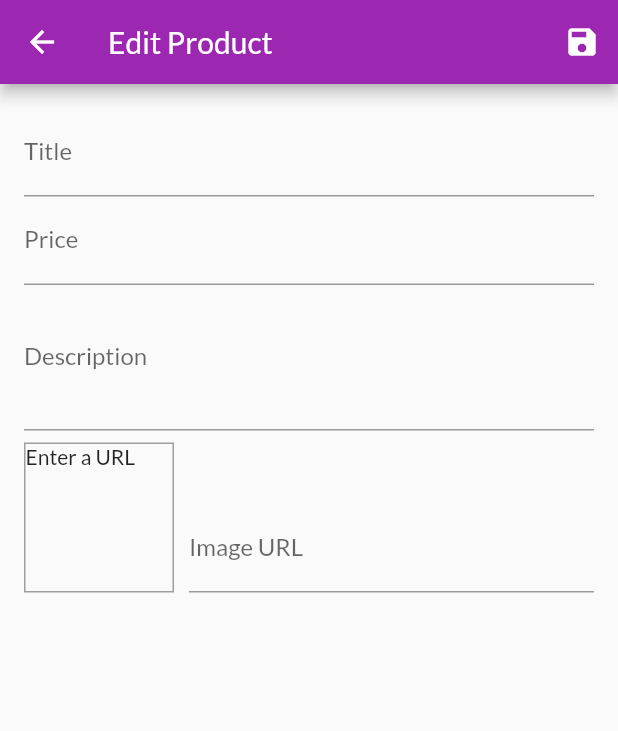
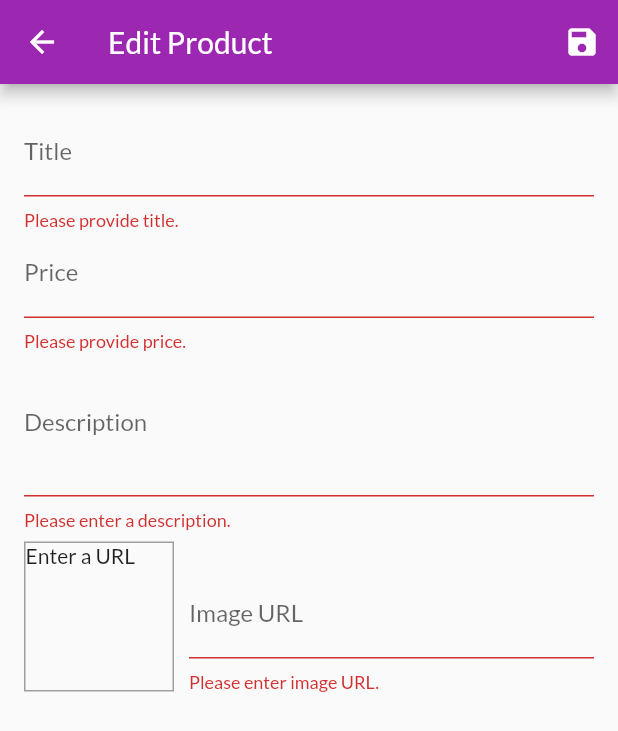
Before and after one commit to bhavikvashi1804/shop, a Flutter app: the EditProductScreen screen opened by its route, after a tap on the "save" icon, on a phone screen of 412 x 824 dp. Shown: the top 731 px of the screen. Run offline on Flutter 3.47's test engine with Material 2 defaults, Android fonts, the phone set to English and light mode, and no system bars; network calls fail.

Commit message:
Form Validation

```diff
--- a/lib/screens/edit_product_screen.dart
+++ b/lib/screens/edit_product_screen.dart
@@ -54,7 +54,16 @@ class _EditProductScreenState extends State<EditProductScreen> {
 
   void _updateImageUrl(){
 
-    if(!_imageUrlFocusNode.hasFocus){
+    if(_imageUrlFocusNode.hasFocus){
+
+      //now make sure that if url is not valid then we donot want to display image
+      //if url is invalid image display URL will remain as it is
+      if( (!_imageUrlController.text.startsWith('http') && !_imageUrlController.text.startsWith('https'))||
+      (!_imageUrlController.text.endsWith('.png')&& !_imageUrlController.text.endsWith('.jpeg')&& !_imageUrlController.text.endsWith('.jpg'))){
+        return ;
+      }
+
+
       // if it loses focus then set state means widgets are rebuild and image preview display container has image
       setState(() {
 
@@ -66,6 +75,15 @@ class _EditProductScreenState extends State<EditProductScreen> {
 
 
   void _saveForm(){
+
+    final isValid=_form.currentState.validate();
+
+
+    if(!isValid){
+      return;
+      //is it is not valid then simply exit
+      //else save the form
+    }
     _form.currentState.save();
 
 
@@ -107,6 +125,14 @@ class _EditProductScreenState extends State<EditProductScreen> {
                 onFieldSubmitted: (_){
                   FocusScope.of(context).requestFocus(_priceFocusNode);
                 },
+                validator: (value){
+                  if(value.isEmpty){
+                    return 'Please provide title.';
+                  }
+                  return null;
+                  //return null means no error
+
+                },
                 onSaved: (value){
                   _editedProduct=Product(
                     id: null ,
@@ -124,6 +150,20 @@ class _EditProductScreenState extends State<EditProductScreen> {
                 textInputAction: TextInputAction.next,
                 onFieldSubmitted: (_){
                   FocusScope.of(context).requestFocus(_descFocusNode);
+                },
+                validator: (value){
+                  if(value.isEmpty){
+                    return 'Please provide price.';
+                  }
+                  if(double.tryParse(value)==null){
+                    return 'Please provide valid number.';
+                  }
+                  if(double.parse(value)<=0){
+                    return 'Please enter price which is greater than 0.';
+                  }
+                  return null;
+                  //return null means no error
+
                 },
                 keyboardType: TextInputType.number,
                 focusNode: _priceFocusNode,
@@ -146,6 +186,16 @@ class _EditProductScreenState extends State<EditProductScreen> {
                 //here we have enter button to enter new line
                 //show we do not need to provide to pass the focus to next input
                 focusNode: _descFocusNode,
+                validator: (value){
+                  if(value.isEmpty){
+                    return 'Please enter a description.';
+                  }
+                  if(value.length<10){
+                    return 'Description should be atleast 10 character long.';
+                  }
+
+                  return null;
+                },
                 onSaved: (value){
                   _editedProduct=Product(
                     id: null ,
@@ -188,6 +238,18 @@ class _EditProductScreenState extends State<EditProductScreen> {
                       keyboardType: TextInputType.url,
                       textInputAction: TextInputAction.done,
                       controller: _imageUrlController,
+                      validator: (value){
+                        if(value.isEmpty){
+                          return 'Please enter image URL.';
+                        }
+                        if(!value.startsWith('http') && !value.startsWith('https')){
+                          return 'Please enter valid URL.';
+                        }
+                        if(!value.endsWith('.png') && !value.endsWith('.jpg') && !value.endsWith('jpeg')){
+                          return 'Please enter valid image URL.';
+                        }
+                        return null;
+                      },
                       focusNode: _imageUrlFocusNode,
                       //now we want that when user click on other field thwn it also show image preview
                       //as of noew when user press submit then and only then image is displayed
```
